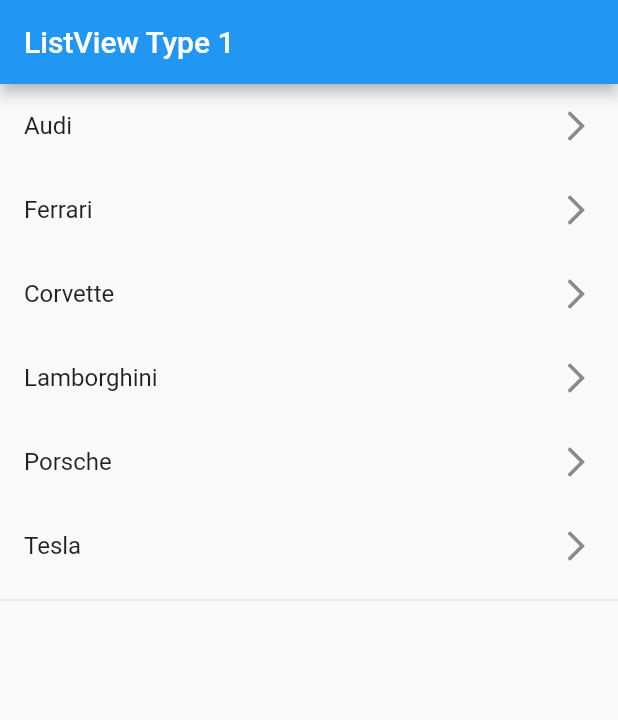
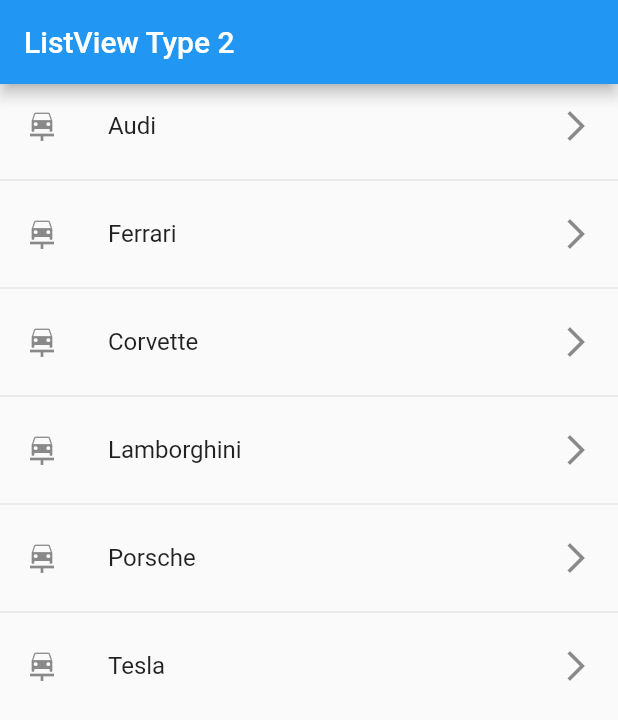
Before and after one commit to johnhaverh/componentsFlutter, a Flutter app: the screen it shows after launch, on a phone screen of 412 x 824 dp. Shown: the top 720 px of the screen. Run offline on Flutter 3.47's test engine with Material 2 defaults, Android fonts, the phone set to English and light mode, and no system bars.

Commit message:
componentsflutter: listview2_page.dart: create

```diff
--- a/lib/main.dart
+++ b/lib/main.dart
@@ -1,5 +1,6 @@
 import 'package:flutter/material.dart';
-import 'package:componentsflutter/pages/listview1_page.dart';
+//import 'package:componentsflutter/pages/listview1_page.dart';
+import 'package:componentsflutter/pages/listview2_page.dart';
 
 void main() => runApp(MyApp());
 
@@ -11,7 +12,7 @@ class MyApp extends StatelessWidget {
     return const MaterialApp(
       debugShowCheckedModeBanner: false,
       title: 'Material App',
-      home: Listview1Page()
+      home: Listview2Page()
     );
   }
 }
--- /dev/null
+++ b/lib/pages/listview2_page.dart
@@ -0,0 +1,36 @@
+import 'package:flutter/material.dart';
+
+class Listview2Page extends StatelessWidget {
+
+  final superCars = const ['Audi', 'Ferrari','Corvette', 'Lamborghini', 'Porsche','Tesla'];
+
+  const Listview2Page({Key key}) : super(key: key);
+
+  @override
+  Widget build(BuildContext context) {
+    return Scaffold(
+      appBar: AppBar(
+        title: const Text('ListView Type 2'),
+      ),
+      body: ListView.separated(
+        itemCount: superCars.length,
+        //itemBuilder: (context, index) => Text(superCars[index]),
+        itemBuilder: (context, index) => ListTile(
+            leading: Icon(Icons.car_repair),
+            title: Text(superCars[index]),
+            trailing: Icon(Icons.arrow_forward_ios_outlined),
+          ),
+        separatorBuilder: (_, __) => const Divider(),
+      )
+    );
+  }
+}
+        // children: [
+        //   ...superCars.map((supercar) =>
+        //   ListTile(
+        //     //leading: Icon(Icons.accessibility),
+        //     title: Text(supercar),
+        //     trailing: Icon(Icons.arrow_forward_ios_outlined),
+        //   )).toList(),
+        //   Divider(),
+        // ],
```
